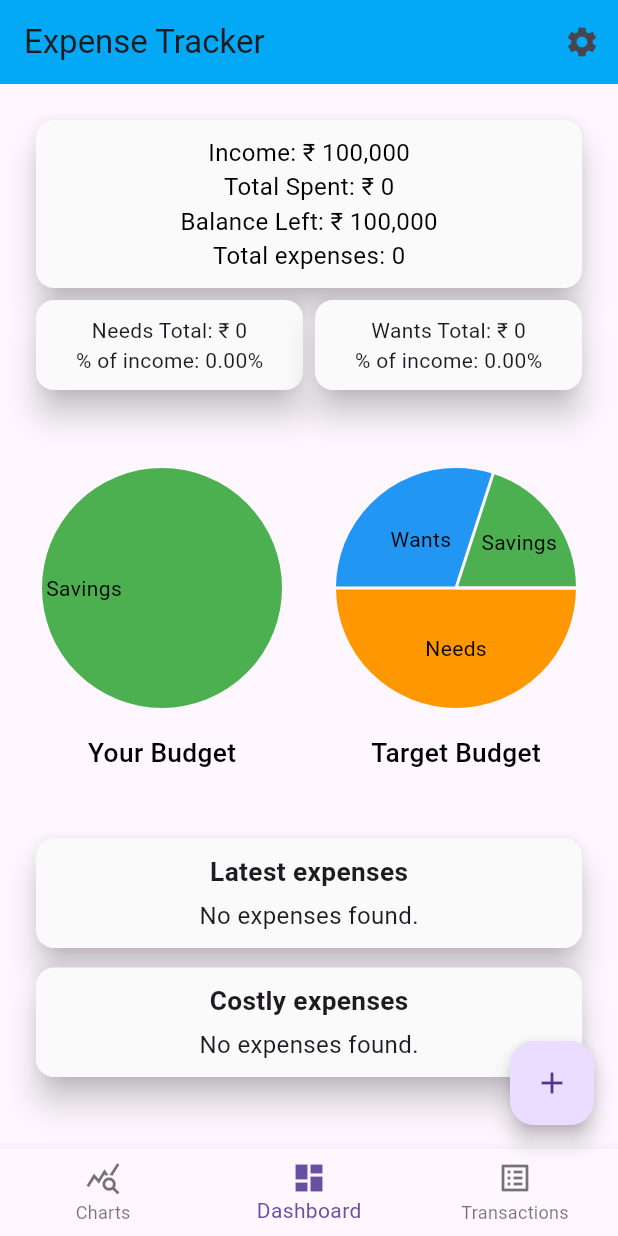
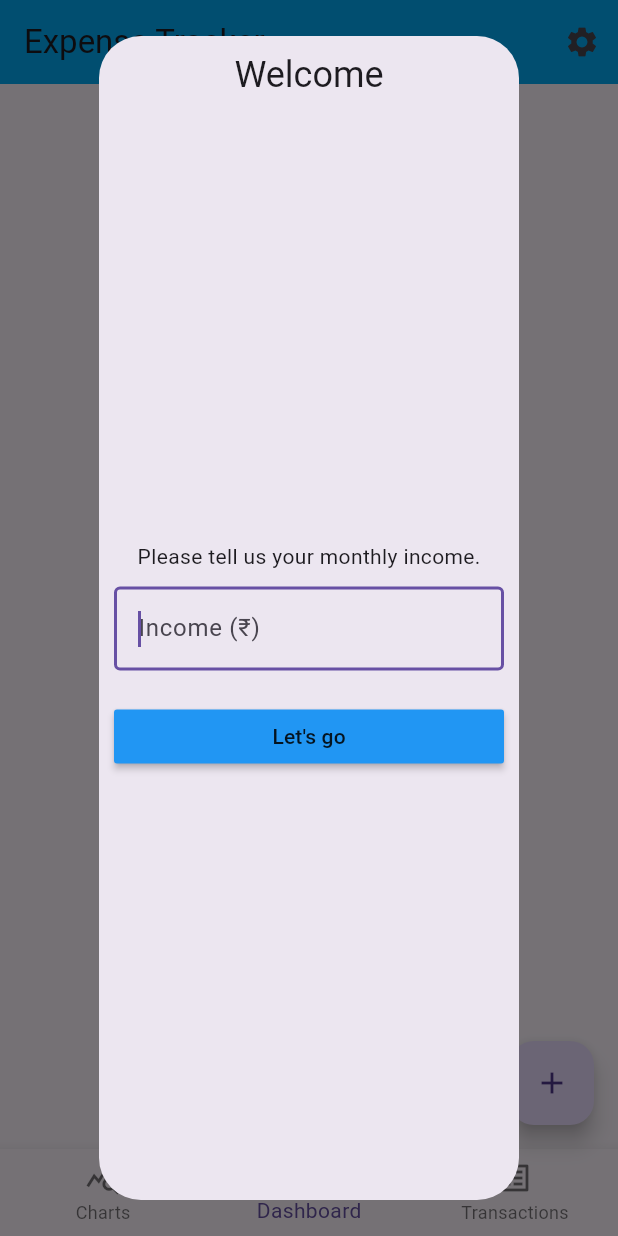
Before and after one commit to AtishayCoder/Expense-Tracker, a Flutter app: the screen it shows after launch, on a phone screen of 412 x 824 dp. Run offline on Flutter 3.47's test engine with Material 3 defaults, Android fonts, the phone set to English and light mode, and no system bars; drawn by our look-alikes of fl_chart; our stand-ins replace event_bus, get, rflutter_alert, shared_preferences; missing offline and left inert: change_case, modal_progress_hud_alt.

Commit message:
Added income change and selection

```diff
--- a/lib/main.dart
+++ b/lib/main.dart
@@ -3,8 +3,11 @@ import 'package:expense_tracker/screens/dashboard.dart';
 import 'package:expense_tracker/screens/new_expense.dart';
 import 'package:expense_tracker/screens/settings.dart';
 import 'package:expense_tracker/screens/transactions.dart';
+import 'package:expense_tracker/utils/event_bus_singleton.dart';
+import 'package:expense_tracker/utils/events.dart';
 import 'package:expense_tracker/utils/theme.dart';
 import 'package:flutter/material.dart';
+import 'package:flutter/services.dart';
 import 'package:get/get.dart';
 import 'package:shared_preferences/shared_preferences.dart';
 
@@ -29,7 +32,54 @@ class _RootState extends State<Root> {
   void initState() {
     super.initState();
     WidgetsBinding.instance.addPostFrameCallback((_) async {
-      await (await SharedPreferences.getInstance()).setInt("Income", 100000);
+      var instance = await SharedPreferences.getInstance();
+      bool launchDialog =
+          !(instance.containsKey("Income")) || instance.getInt("Income") == 0;
+      if (launchDialog) {
+        int income = 0;
+        Get.dialog(
+          barrierDismissible: false,
+          AlertDialog(
+            titlePadding: EdgeInsets.all(10.0),
+            contentPadding: EdgeInsets.all(10),
+            title: Center(child: const Text("Welcome")),
+            alignment: Alignment.center,
+            content: Column(
+              mainAxisAlignment: MainAxisAlignment.center,
+              children: [
+                Text("Please tell us your monthly income."),
+                SizedBox(height: 10.0),
+                TextField(
+                  decoration: InputDecoration(
+                    hintText: "Income (₹)",
+                    border: OutlineInputBorder(),
+                  ),
+                  autofocus: true,
+                  keyboardType: TextInputType.number,
+                  onChanged: (value) {
+                    income = int.parse(value);
+                  },
+                  inputFormatters: [FilteringTextInputFormatter.digitsOnly],
+                ),
+                SizedBox(height: 20.0),
+                MaterialButton(
+                  onPressed: () async {
+                    if (income.isEqual(0)) {
+                      return;
+                    }
+                    await instance.setInt("Income", income);
+                    Get.back();
+                    appEventBus.fire(ExpensesUpdatedEvent());
+                  },
+                  color: Colors.blue,
+                  minWidth: double.infinity,
+                  child: Text("Let's go"),
+                ),
+              ],
+            ),
+          ),
+        );
+      }
     });
   }
 
--- a/lib/todos.dart
+++ b/lib/todos.dart
@@ -1,3 +1,2 @@
 // TODO: Add ideal budget changing. (GestureDetector)
-// TODO: Add income selection at start.
 // TODO: Prompt clear expenses at start of month.
```
Also changed, not shown: lib/screens/settings.dart (+61 -0 lines).
